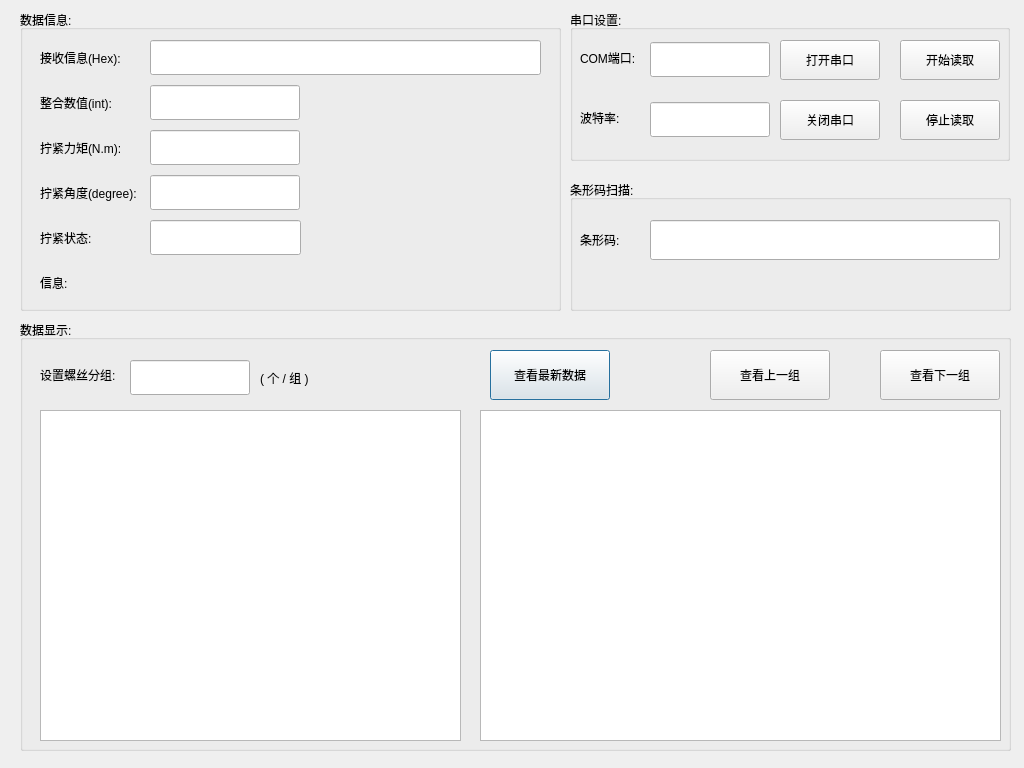
Arvin-He/projects, file serialCom/res/serialCom.ui: the form before one commit.
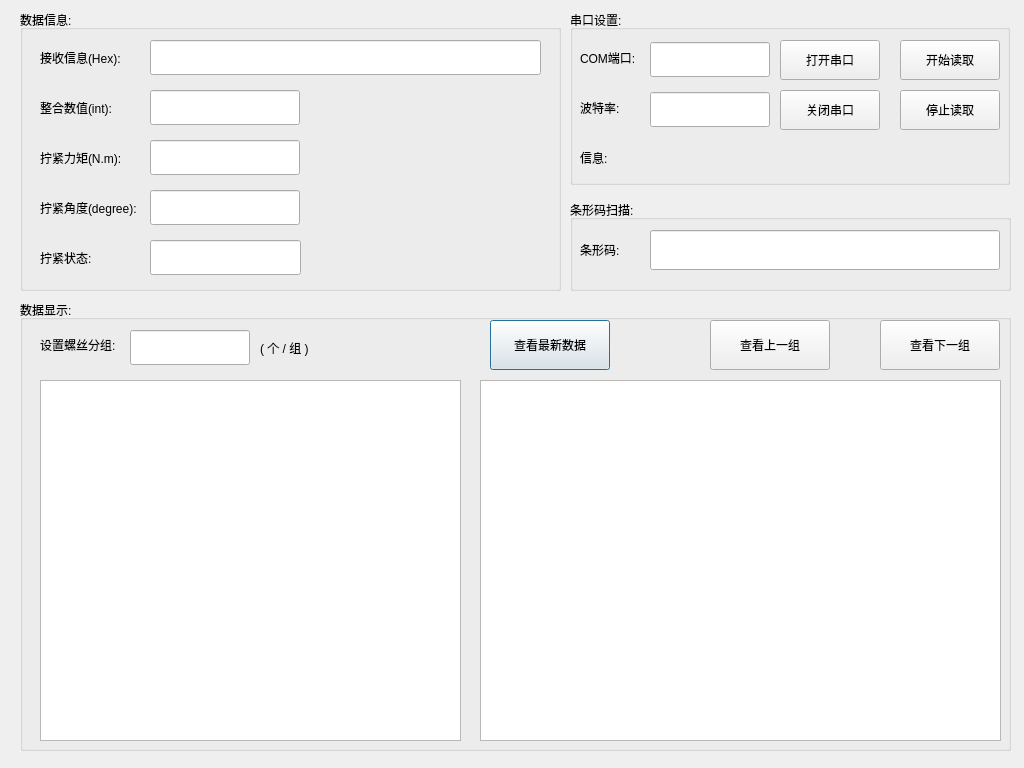
The form after the commit.

```diff
--- a/serialCom/res/serialCom.ui
+++ b/serialCom/res/serialCom.ui
@@ -25,7 +25,7 @@
      <x>20</x>
      <y>10</y>
      <width>541</width>
-     <height>301</height>
+     <height>281</height>
     </rect>
    </property>
    <property name="title">
@@ -71,7 +71,7 @@
     <property name="geometry">
      <rect>
       <x>130</x>
-      <y>75</y>
+      <y>80</y>
       <width>150</width>
       <height>35</height>
      </rect>
@@ -94,7 +94,7 @@
     <property name="geometry">
      <rect>
       <x>20</x>
-      <y>75</y>
+      <y>80</y>
       <width>110</width>
       <height>35</height>
      </rect>
@@ -107,7 +107,7 @@
     <property name="geometry">
      <rect>
       <x>130</x>
-      <y>120</y>
+      <y>130</y>
       <width>150</width>
       <height>35</height>
      </rect>
@@ -130,7 +130,7 @@
     <property name="geometry">
      <rect>
       <x>20</x>
-      <y>120</y>
+      <y>130</y>
       <width>110</width>
       <height>35</height>
      </rect>
@@ -143,7 +143,7 @@
     <property name="geometry">
      <rect>
       <x>130</x>
-      <y>165</y>
+      <y>180</y>
       <width>150</width>
       <height>35</height>
      </rect>
@@ -166,7 +166,7 @@
     <property name="geometry">
      <rect>
       <x>20</x>
-      <y>165</y>
+      <y>180</y>
       <width>111</width>
       <height>35</height>
      </rect>
@@ -179,7 +179,7 @@
     <property name="geometry">
      <rect>
       <x>20</x>
-      <y>210</y>
+      <y>230</y>
       <width>110</width>
       <height>35</height>
      </rect>
@@ -192,7 +192,7 @@
     <property name="geometry">
      <rect>
       <x>130</x>
-      <y>210</y>
+      <y>230</y>
       <width>151</width>
       <height>35</height>
      </rect>
@@ -215,7 +215,7 @@
     <property name="geometry">
      <rect>
       <x>290</x>
-      <y>210</y>
+      <y>230</y>
       <width>30</width>
       <height>30</height>
      </rect>
@@ -227,19 +227,6 @@
      <string/>
     </property>
    </widget>
-   <widget class="QLabel" name="infoLabel">
-    <property name="geometry">
-     <rect>
-      <x>20</x>
-      <y>255</y>
-      <width>491</width>
-      <height>35</height>
-     </rect>
-    </property>
-    <property name="text">
-     <string>信息:</string>
-    </property>
-   </widget>
   </widget>
   <widget class="QGroupBox" name="groupBox_2">
    <property name="geometry">
@@ -247,7 +234,7 @@
      <x>570</x>
      <y>10</y>
      <width>440</width>
-     <height>151</height>
+     <height>175</height>
     </rect>
    </property>
    <property name="title">
@@ -312,7 +299,7 @@
     <property name="geometry">
      <rect>
       <x>210</x>
-      <y>90</y>
+      <y>80</y>
       <width>100</width>
       <height>40</height>
      </rect>
@@ -331,7 +318,7 @@
     <property name="geometry">
      <rect>
       <x>10</x>
-      <y>90</y>
+      <y>80</y>
       <width>65</width>
       <height>35</height>
      </rect>
@@ -344,7 +331,7 @@
     <property name="geometry">
      <rect>
       <x>80</x>
-      <y>92</y>
+      <y>82</y>
       <width>120</width>
       <height>35</height>
      </rect>
@@ -364,7 +351,7 @@
     <property name="geometry">
      <rect>
       <x>330</x>
-      <y>90</y>
+      <y>80</y>
       <width>100</width>
       <height>40</height>
      </rect>
@@ -398,14 +385,27 @@
      <bool>false</bool>
     </property>
    </widget>
+   <widget class="QLabel" name="infoLabel">
+    <property name="geometry">
+     <rect>
+      <x>10</x>
+      <y>130</y>
+      <width>420</width>
+      <height>35</height>
+     </rect>
+    </property>
+    <property name="text">
+     <string>信息:</string>
+    </property>
+   </widget>
   </widget>
   <widget class="QGroupBox" name="groupBox_3">
    <property name="geometry">
     <rect>
      <x>570</x>
-     <y>180</y>
+     <y>200</y>
      <width>441</width>
-     <height>131</height>
+     <height>91</height>
     </rect>
    </property>
    <property name="title">
@@ -415,7 +415,7 @@
     <property name="geometry">
      <rect>
       <x>80</x>
-      <y>40</y>
+      <y>30</y>
       <width>350</width>
       <height>40</height>
      </rect>
@@ -435,7 +435,7 @@
     <property name="geometry">
      <rect>
       <x>10</x>
-      <y>40</y>
+      <y>30</y>
       <width>65</width>
       <height>40</height>
      </rect>
@@ -449,9 +449,9 @@
    <property name="geometry">
     <rect>
      <x>20</x>
-     <y>320</y>
+     <y>300</y>
      <width>991</width>
-     <height>431</height>
+     <height>451</height>
     </rect>
    </property>
    <property name="title">
@@ -461,7 +461,7 @@
     <property name="geometry">
      <rect>
       <x>110</x>
-      <y>40</y>
+      <y>30</y>
       <width>120</width>
       <height>35</height>
      </rect>
@@ -478,7 +478,7 @@
     <property name="geometry">
      <rect>
       <x>690</x>
-      <y>30</y>
+      <y>20</y>
       <width>120</width>
       <height>50</height>
      </rect>
@@ -497,7 +497,7 @@
     <property name="geometry">
      <rect>
       <x>860</x>
-      <y>30</y>
+      <y>20</y>
       <width>120</width>
       <height>50</height>
      </rect>
@@ -516,7 +516,7 @@
     <property name="geometry">
      <rect>
       <x>20</x>
-      <y>40</y>
+      <y>30</y>
       <width>85</width>
       <height>30</height>
      </rect>
@@ -529,7 +529,7 @@
     <property name="geometry">
      <rect>
       <x>240</x>
-      <y>40</y>
+      <y>30</y>
       <width>100</width>
       <height>35</height>
      </rect>
@@ -542,9 +542,9 @@
     <property name="geometry">
      <rect>
       <x>20</x>
-      <y>90</y>
+      <y>80</y>
       <width>421</width>
-      <height>331</height>
+      <height>361</height>
      </rect>
     </property>
     <property name="font">
@@ -563,9 +563,9 @@
     <property name="geometry">
      <rect>
       <x>460</x>
-      <y>90</y>
+      <y>80</y>
       <width>521</width>
-      <height>331</height>
+      <height>361</height>
      </rect>
     </property>
     <property name="font">
@@ -581,7 +581,7 @@
     <property name="geometry">
      <rect>
       <x>470</x>
-      <y>30</y>
+      <y>20</y>
       <width>120</width>
       <height>50</height>
      </rect>
```
